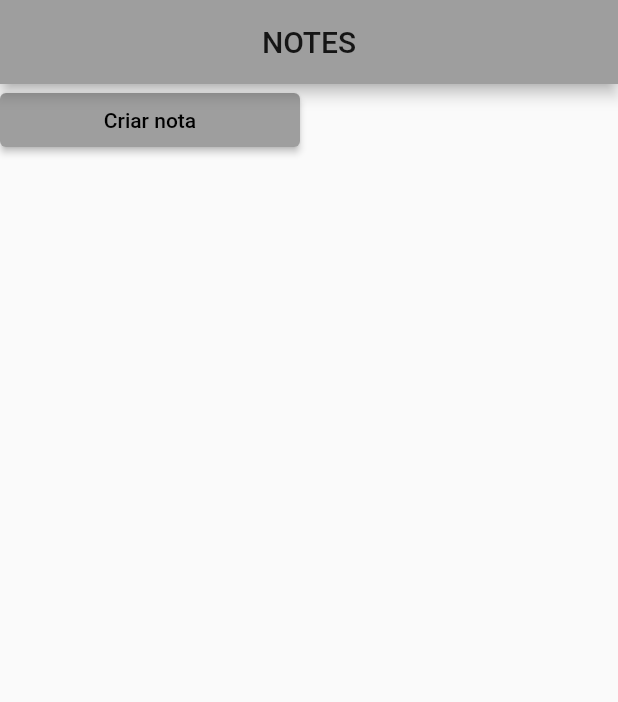
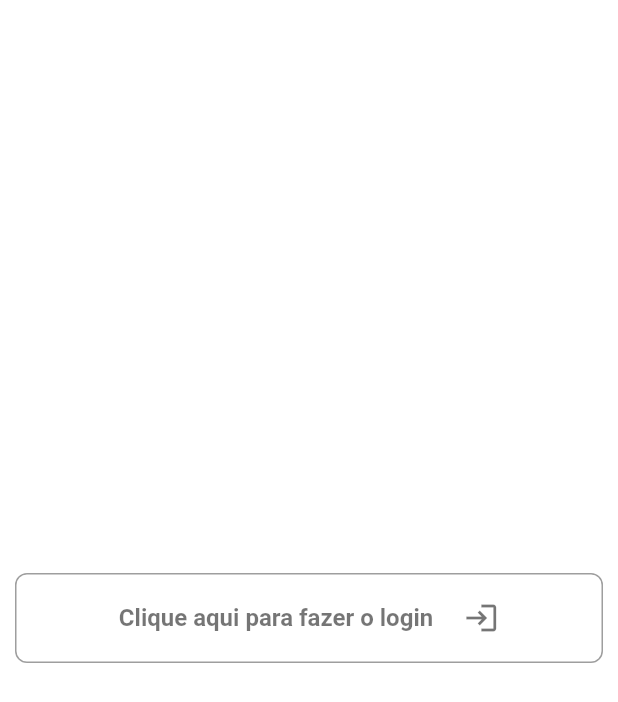
Before and after one commit to Yansb/simple_notepad_app, a Flutter app: the screen it shows after launch, on a phone screen of 412 x 824 dp. Shown: the top 702 px of the screen. Run offline on Flutter 3.47's test engine with Material 2 defaults, Android fonts, the phone set to English and light mode, and no system bars; our stand-ins replace google_sign_in.

Commit message:
feat: login flux

```diff
--- a/lib/app_widget.dart
+++ b/lib/app_widget.dart
@@ -1,15 +1,17 @@
 import 'package:flutter/material.dart';
 import 'package:notes/create_edit_note.dart';
 import 'package:notes/home_page.dart';
+import 'package:notes/login/login_page.dart';
 
 class AppWidget extends StatelessWidget {
   @override
   Widget build(BuildContext context) {
     return MaterialApp(
       title: "Notes",
-      initialRoute: '/home',
+      initialRoute: '/login',
       theme: ThemeData(primarySwatch: Colors.grey),
       routes: {
+        '/login': (context) => LoginPage(),
         '/home': (context) => HomePage(),
         '/create-note': (context) => CreateNotePage()
       },
--- a/lib/home_page.dart
+++ b/lib/home_page.dart
@@ -1,5 +1,6 @@
 import 'package:flutter/material.dart';
 import 'package:notes/create_edit_note.dart';
+import 'package:notes/login/models/user_model.dart';
 import 'package:notes/shared/widgets/customButton_widget.dart';
 import 'package:notes/shared/widgets/noteCard_widget.dart';
 
@@ -15,6 +16,8 @@ class _HomePageState extends State<HomePage> {
 
   @override
   Widget build(BuildContext context) {
+    final UserModel user =
+        ModalRoute.of(context)!.settings.arguments as UserModel;
     return Scaffold(
       appBar: AppBar(
         title: Text("NOTES"),
@@ -23,6 +26,7 @@ class _HomePageState extends State<HomePage> {
       body: SingleChildScrollView(
         child: Column(
           children: [
+            Text("Olá ${user.name!}, crie novas notas clickando no botão"),
             for (var i = 0; i < notes.length; i++)
               NoteCard(
                 title: notes[i],
--- /dev/null
+++ b/lib/login/login_controller.dart
@@ -0,0 +1,39 @@
+import 'package:flutter/painting.dart';
+import 'package:notes/login/login_state.dart';
+import 'package:notes/login/models/user_model.dart';
+
+import 'login_service.dart';
+
+class LoginController {
+  UserModel? user;
+  LoginState state = LoginStateEmpty();
+  final LoginService service;
+  VoidCallback onUpdate;
+  Function(LoginState state)? onChange;
+
+  LoginController({required this.service, required this.onUpdate});
+
+  Future<void> googleSignIn() async {
+    try {
+      state = LoginStateLoading();
+      update();
+      final user = await service.googleSignIn();
+      state = LoginStateSuccess(user: user);
+      update();
+    } catch (error) {
+      state = LoginStateFailure(message: error.toString());
+      update();
+    }
+  }
+
+  void update() {
+    onUpdate();
+    if (onChange != null) {
+      onChange!(state);
+    }
+  }
+
+  void listen(Function(LoginState state) onChange) {
+    this.onChange = onChange;
+  }
+}
--- /dev/null
+++ b/lib/login/login_page.dart
@@ -0,0 +1,43 @@
+import 'package:flutter/material.dart';
+import 'package:notes/login/login_controller.dart';
+import 'package:notes/login/login_service.dart';
+import 'package:notes/login/login_state.dart';
+import 'package:notes/login/widgets/login_button.dart';
+
+class LoginPage extends StatefulWidget {
+  const LoginPage({Key? key}) : super(key: key);
+
+  @override
+  _LoginPageState createState() => _LoginPageState();
+}
+
+class _LoginPageState extends State<LoginPage> {
+  late LoginController controller;
+
+  @override
+  void initState() {
+    controller = LoginController(
+        service: LoginServiceImpl(),
+        onUpdate: () {
+          if (controller.state is LoginStateSuccess) {
+            final user = (controller.state as LoginStateSuccess).user;
+            Navigator.pushReplacementNamed(context, "/home", arguments: user);
+          }
+        });
+    super.initState();
+  }
+
+  @override
+  Widget build(BuildContext context) {
+    return Scaffold(
+      backgroundColor: Colors.white,
+      body: Center(
+        child: LoginButton(
+          onTap: () {
+            controller.googleSignIn();
+          },
+        ),
+      ),
+    );
+  }
+}
--- /dev/null
+++ b/lib/login/login_state.dart
@@ -0,0 +1,18 @@
+import 'package:notes/login/models/user_model.dart';
+
+abstract class LoginState {}
+
+class LoginStateEmpty extends LoginState {}
+
+class LoginStateLoading extends LoginState {}
+
+class LoginStateFailure extends LoginState {
+  final String message;
+
+  LoginStateFailure({required this.message});
+}
+
+class LoginStateSuccess extends LoginState {
+  final UserModel user;
+  LoginStateSuccess({required this.user});
+}
--- /dev/null
+++ b/lib/login/models/user_model.dart
@@ -0,0 +1,24 @@
+import 'package:google_sign_in/google_sign_in.dart';
+
+class UserModel {
+  final String? name;
+  final String email;
+  final String id;
+  final String? photoUrl;
+
+  UserModel({
+    this.name,
+    required this.email,
+    required this.id,
+    this.photoUrl,
+  });
+
+  factory UserModel.google(GoogleSignInAccount account) {
+    return UserModel(
+      email: account.email,
+      id: account.id,
+      name: account.displayName,
+      photoUrl: account.photoUrl,
+    );
+  }
+}
--- /dev/null
+++ b/lib/login/widgets/login_button.dart
@@ -0,0 +1,45 @@
+import 'package:flutter/material.dart';
+
+class LoginButton extends StatelessWidget {
+  final VoidCallback onTap;
+  const LoginButton({Key? key, required this.onTap}) : super(key: key);
+
+  @override
+  Widget build(BuildContext context) {
+    return Padding(
+      padding: const EdgeInsets.symmetric(horizontal: 10),
+      child: GestureDetector(
+        onTap: onTap,
+        child: Container(
+          height: 60,
+          decoration: BoxDecoration(
+            border: Border.fromBorderSide(
+              BorderSide(color: Colors.grey),
+            ),
+            borderRadius: BorderRadius.circular(8),
+          ),
+          child: Row(
+            mainAxisAlignment: MainAxisAlignment.center,
+            children: [
+              Text(
+                "Clique aqui para fazer o login",
+                style: TextStyle(
+                  fontSize: 16,
+                  color: Colors.black54,
+                  fontWeight: FontWeight.w700,
+                ),
+              ),
+              SizedBox(
+                width: 20,
+              ),
+              Icon(
+                Icons.login,
+                color: Colors.black54,
+              ),
+            ],
+          ),
+        ),
+      ),
+    );
+  }
+}
--- a/pubspec.yaml
+++ b/pubspec.yaml
@@ -21,6 +21,8 @@ environment:
   sdk: ">=2.12.0 <3.0.0"
 
 dependencies:
+  firebase_core: ^1.5.0
+  google_sign_in: ^5.0.7
   flutter:
     sdk: flutter
 
```
Also changed, not shown: lib/login/login_service.dart (added, +19 -0 lines), pubspec.lock, 3 other files.
